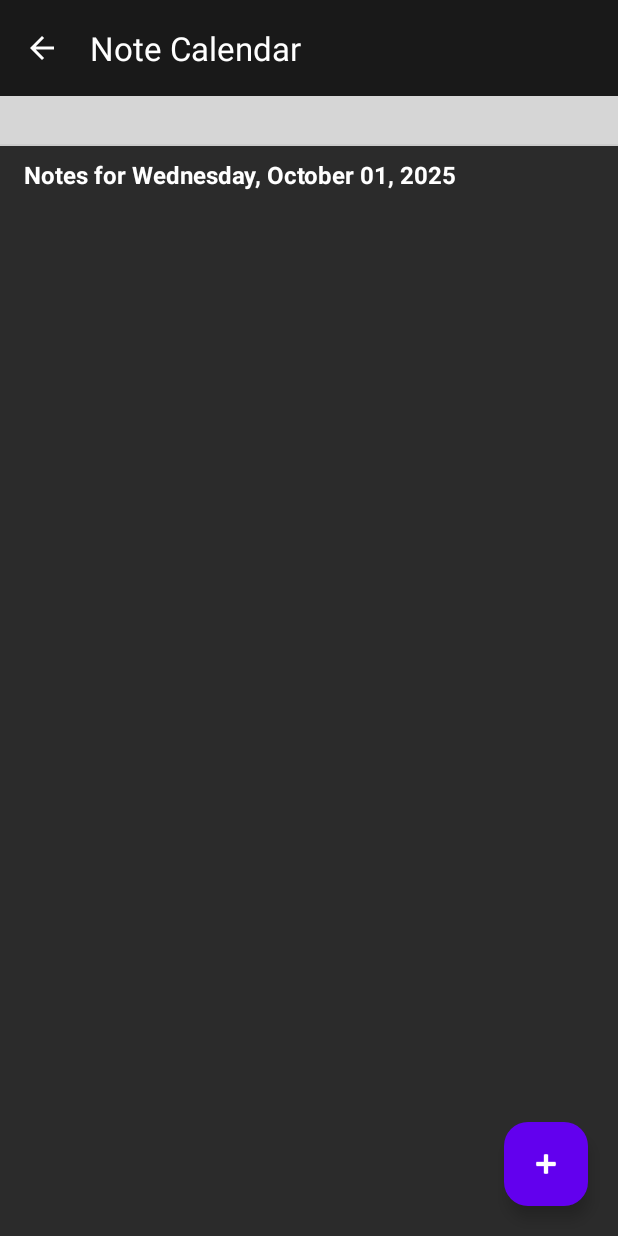
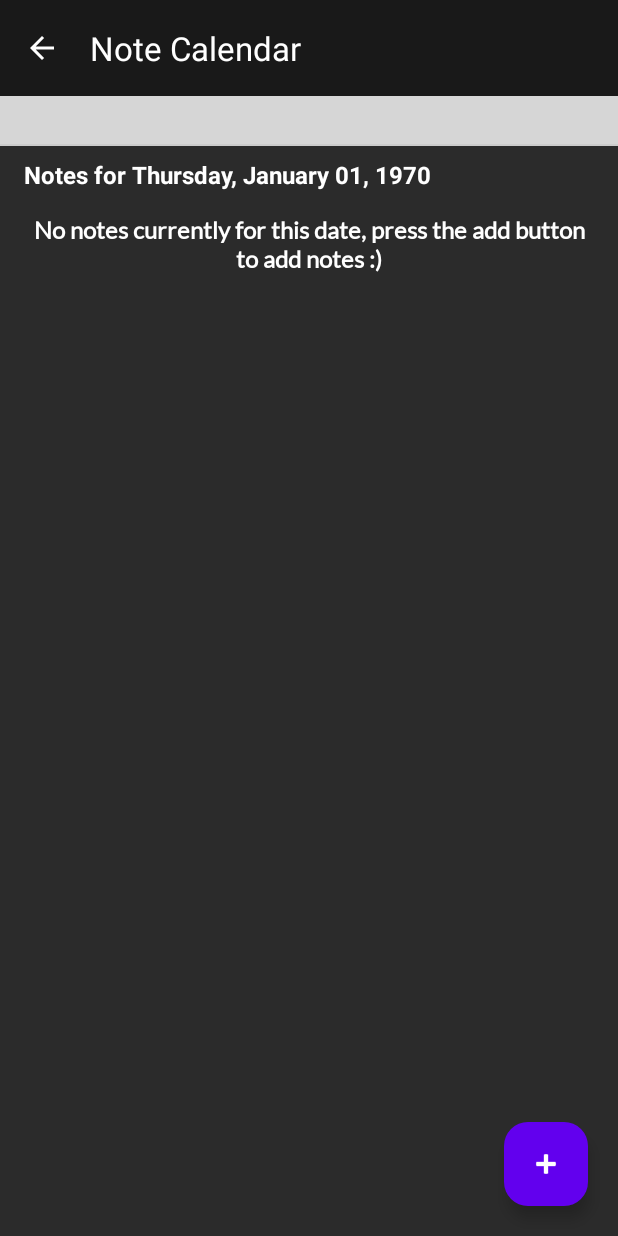
Before and after one commit to karan9617/lumora, an Android app: the CalendarActivity screen opened directly, with no data from a screen before it, on a phone screen of 412 x 824 dp. Run offline under Robolectric (Android 15) with nearby library versions, the phone set to English and light mode, and no system bars; libraries missing offline, so code that uses them is left out: com.prolificinteractive.materialcalendarview; plain views replace MaterialCalendarView; 13 statements that could not run were skipped; grey boxes are pictures that could not be loaded.

Commit message:
Calendar

```diff
--- a/app/src/main/java/com/noteaiapp/keyboardai/calendar/CalendarActivity.java
+++ b/app/src/main/java/com/noteaiapp/keyboardai/calendar/CalendarActivity.java
@@ -9,6 +9,7 @@ import android.graphics.BitmapFactory;
 import android.graphics.Color;
 import android.os.Bundle;
 import android.util.Log;
+import android.view.Gravity;
 import android.view.LayoutInflater;
 import android.view.View;
 import android.view.animation.AlphaAnimation;
@@ -273,6 +274,7 @@ public class CalendarActivity extends AppCompatActivity {
     private boolean isOptionsVisible = false;
     LinearLayout option_text_layout, option_drawings_layout,option_list_layout;
     private static final String DATE_EXTRA_KEY = "date_specific_notes";
+    private TextView tvNoNotesMessage;
 
     Animation slideUpAnimation;
     Animation slideDownAnimation;
@@ -289,7 +291,10 @@ public class CalendarActivity extends AppCompatActivity {
         fabAddNote = findViewById(R.id.fabAddNote);
         optionsLayout = findViewById(R.id.options_layout);
         transparent_overlay = findViewById(R.id.transparent_overlay);
-
+        tvNoNotesMessage = findViewById(R.id.tvNoNotesMessage);
+        tvNoNotesMessage.setText("No notes currently for this date, press the add button to add notes :)");
+        tvNoNotesMessage.setGravity(Gravity.CENTER_HORIZONTAL);
+        tvNoNotesMessage.setVisibility(View.GONE); // Start hidden
         option_text_layout = findViewById(R.id.option_text_layout);
         option_drawings_layout = findViewById(R.id.option_drawings_layout);
         option_list_layout = findViewById(R.id.option_list_layout);
@@ -425,6 +430,66 @@ public class CalendarActivity extends AppCompatActivity {
         filterAndDisplayNotes(todayMillis); // <--- Initial filter applied here
         listener();
     }
+    @Override
+    protected void onResume() {
+        super.onResume();
+        refreshNotesAndCalendar();
+    }
+    private void refreshNotesAndCalendar() {
+        // 1. Reload all notes
+        allNotes.clear();
+        allNotes.addAll(notesRepository.getAllNotes());
+        allNotes.addAll(notesRepository.getAllPinnedNotes());
+
+        // 2. Determine which day is currently selected or default to today
+        CalendarDay selectedDay = calendarView.getSelectedDate();
+        long targetTimeMillis;
+
+        if (selectedDay == null) {
+            // If no day is selected (e.g., initial load), use today's date
+            selectedDay = CalendarDay.today();
+            targetTimeMillis = System.currentTimeMillis();
+        } else {
+            // Convert the selected CalendarDay back to milliseconds for filtering
+            Calendar cal = Calendar.getInstance();
+            cal.set(selectedDay.getYear(), selectedDay.getMonth(), selectedDay.getDay());
+            targetTimeMillis = cal.getTimeInMillis();
+        }
+
+        // 3. Update Calendar Decorators (Dots/Counts)
+        Set<CalendarDay> noteDates = new HashSet<>();
+        HashMap<CalendarDay, Integer> noteCountMap = new HashMap<>();
+
+        for (Note note : allNotes) {
+            try {
+                // Parse date string to Date object
+                Date date = new SimpleDateFormat("yyyy-MM-dd HH:mm:ss", Locale.getDefault()).parse(note.getDate());
+                Calendar cal = Calendar.getInstance();
+                cal.setTime(date);
+                CalendarDay day = CalendarDay.from(cal);
+
+                noteDates.add(day);
+
+                int currentCount = noteCountMap.getOrDefault(day, 0);
+                noteCountMap.put(day, currentCount + 1);
+            } catch (ParseException e) {
+                e.printStackTrace();
+            }
+        }
+
+        // Clear all existing decorators before adding the new set
+        calendarView.removeDecorators();
+
+        // Add decorators based on the fresh data
+        for (Map.Entry<CalendarDay, Integer> entry : noteCountMap.entrySet()) {
+            calendarView.addDecorator(new MultiNoteDayDecorator(this, entry.getKey(), entry.getValue()));
+        }
+        calendarView.addDecorator(new NoteDayDecorator(this, noteDates));
+
+        // 4. Update the UI for the selected date
+        updateSelectedDateLabel(targetTimeMillis);
+        filterAndDisplayNotes(targetTimeMillis);
+    }
     public void listener(){
         option_list_layout.setOnClickListener(new View.OnClickListener() {
             @Override
@@ -447,14 +512,12 @@ public class CalendarActivity extends AppCompatActivity {
             public void onClick(View v) {
                 Intent intent = new Intent(CalendarActivity.this, DrawingActivity.class);
                 CalendarDay selectedDay = calendarView.getSelectedDate();
+
                 if (selectedDay == null) {
                     selectedDay = CalendarDay.today();
                 }
 
-                // MaterialCalendarView uses LocalDate internally.
-                // Format the date part (e.g., "2025-10-01")
-                String dateString = selectedDay.getDay()+" "+selectedDay.getMonth() +","+ selectedDay.getYear();
-
+                String dateString = DateConverter.formatCalendarDay(selectedDay, "yyyy-MM-dd HH:mm:ss");
                 intent.putExtra(DATE_EXTRA_KEY, dateString);
                 startActivity(intent);
                 hideOptions();
@@ -584,6 +647,12 @@ public class CalendarActivity extends AppCompatActivity {
         if (displayedNotes.isEmpty()) {
             // Note: Use a better method for showing "No Notes" than just a Toast in a real app
             Toast.makeText(this, "No notes found for " + targetDateKey, Toast.LENGTH_SHORT).show();
+
+            tvNoNotesMessage.setVisibility(View.VISIBLE);
+            recyclerViewNotes.setVisibility(View.GONE);
+        }else {
+            tvNoNotesMessage.setVisibility(View.GONE);
+            recyclerViewNotes.setVisibility(View.VISIBLE);
         }
     }
 
--- a/app/src/main/res/layout/activity_calendar.xml
+++ b/app/src/main/res/layout/activity_calendar.xml
@@ -58,6 +58,7 @@
             android:layout_height="1dp"
             android:background="#CCCCCC"/>
 
+
         <!-- Notes List Section -->
         <TextView
             android:id="@+id/tv_selected_date_label"
@@ -71,7 +72,20 @@
             android:textColor="@android:color/black"
             android:textStyle="bold"
             android:text="Notes for Today"/>
-
+        <TextView
+            android:id="@+id/tvNoNotesMessage"
+            android:layout_width="wrap_content"
+            android:layout_height="wrap_content"
+            android:paddingStart="16dp"
+            android:paddingEnd="16dp"
+            android:fontFamily="@font/latoregular"
+            android:paddingTop="8dp"
+            android:paddingBottom="8dp"
+            android:layout_gravity="center_horizontal"
+            android:textSize="16sp"
+            android:textColor="@color/white"
+            android:textStyle="bold"
+            android:text="Notes for Today currently for this date.."/>
         <androidx.core.widget.NestedScrollView
             android:layout_width="match_parent"
             android:layout_height="match_parent"
```
Also changed, not shown: app/src/main/java/com/noteaiapp/keyboardai/DrawingActivity.java (+13 -1 lines), app/src/main/java/com/noteaiapp/keyboardai/listitems/ListItemsActivity.java (+16 -4 lines).
